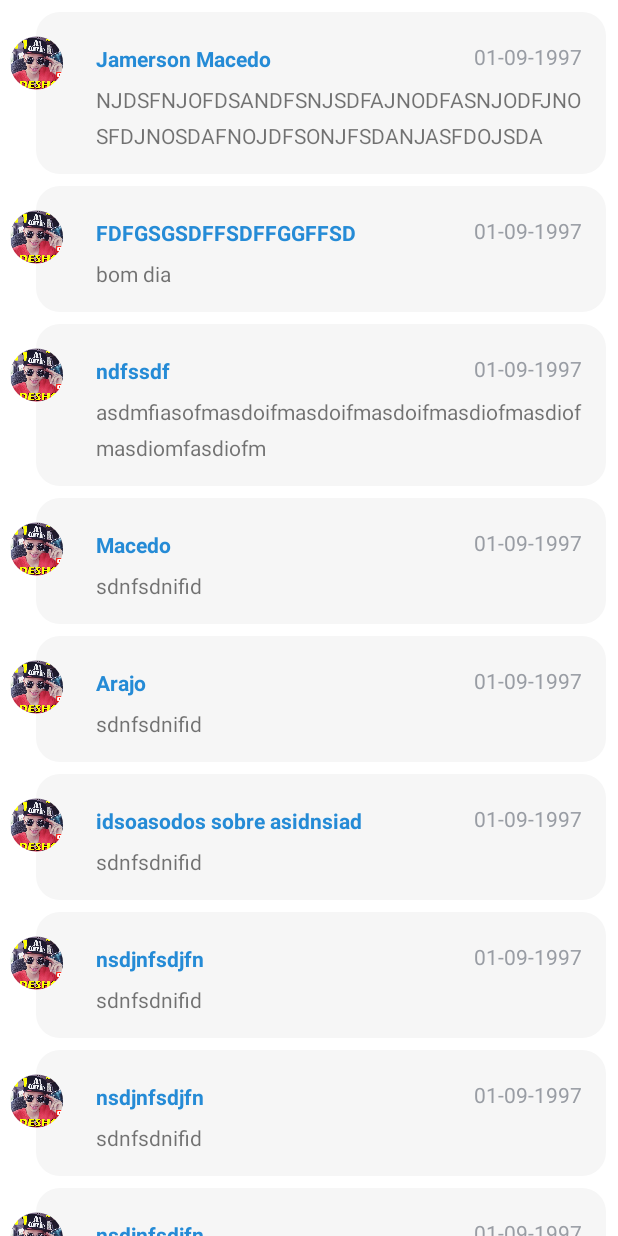
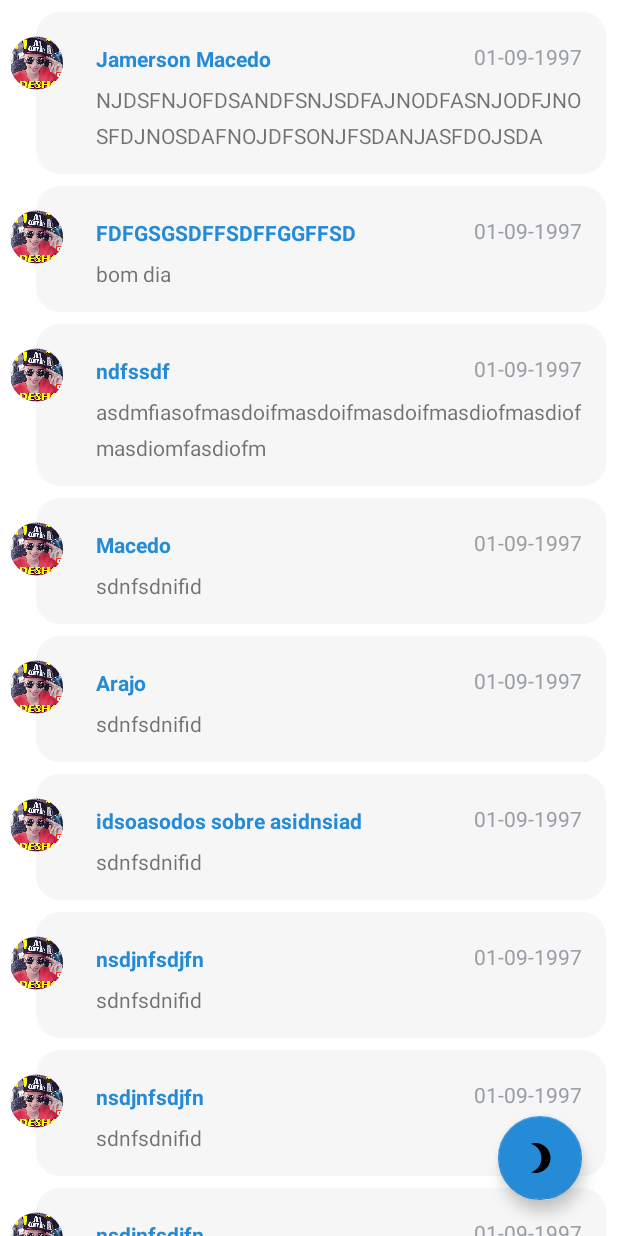
Before and after one commit to jamerson-macedo/RecyclerViewAnimado, an Android app: the screen it shows after launch (MainActivity), on a phone screen of 412 x 824 dp. Run offline under Robolectric (Android 15) with nearby library versions, the phone set to English and light mode, and no system bars; our stand-ins replace CircleImageView.

Commit message:
adicionado o fab

```diff
--- a/app/build.gradle
+++ b/app/build.gradle
@@ -27,5 +27,6 @@ dependencies {
     androidTestImplementation 'com.android.support.test.espresso:espresso-core:3.0.2'
     implementation 'com.android.support:recyclerview-v7:28.0.0'
     implementation 'de.hdodenhof:circleimageview:3.0.0'
+    implementation 'com.android.support:design:28.0.0'
 
 }
--- /dev/null
+++ b/app/src/main/res/drawable/cardbgpreto.xml
@@ -0,0 +1,5 @@
+<?xml version="1.0" encoding="utf-8"?>
+<shape xmlns:android="http://schemas.android.com/apk/res/android">
+    <solid android:color="@color/card_bg_preto"/>
+    <corners android:radius="16dp"/>
+</shape>
--- /dev/null
+++ b/app/src/main/res/drawable/ic_brightness_3_black_24dp.xml
@@ -0,0 +1,9 @@
+<vector xmlns:android="http://schemas.android.com/apk/res/android"
+        android:width="24dp"
+        android:height="24dp"
+        android:viewportWidth="24.0"
+        android:viewportHeight="24.0">
+    <path
+        android:fillColor="#FF000000"
+        android:pathData="M9,2c-1.05,0 -2.05,0.16 -3,0.46 4.06,1.27 7,5.06 7,9.54 0,4.48 -2.94,8.27 -7,9.54 0.95,0.3 1.95,0.46 3,0.46 5.52,0 10,-4.48 10,-10S14.52,2 9,2z"/>
+</vector>
--- a/app/src/main/res/layout/activity_main.xml
+++ b/app/src/main/res/layout/activity_main.xml
@@ -5,7 +5,8 @@
     android:layout_width="match_parent"
     android:layout_height="match_parent"
     tools:context=".MainActivity"
-    android:background="#fff">
+    android:background="@color/branco"
+    android:id="@+id/constraint">
 
     <android.support.v7.widget.RecyclerView
         android:id="@+id/recyclerview"
@@ -17,4 +18,16 @@
         app:layout_constraintEnd_toEndOf="parent"
         app:layout_constraintStart_toStartOf="parent"
         app:layout_constraintTop_toTopOf="parent" />
+
+    <android.support.design.widget.FloatingActionButton
+        android:layout_width="wrap_content"
+        android:id="@+id/fab"
+        android:layout_height="wrap_content"
+        android:src="@drawable/ic_brightness_3_black_24dp"
+        android:layout_marginEnd="24dp"
+        android:layout_marginRight="24dp"
+        android:layout_marginBottom="24dp"
+        app:layout_constraintBottom_toBottomOf="parent"
+        app:layout_constraintEnd_toEndOf="parent" />
+
 </android.support.constraint.ConstraintLayout>
--- a/app/src/main/res/layout/items_view.xml
+++ b/app/src/main/res/layout/items_view.xml
@@ -4,7 +4,7 @@
     xmlns:tools="http://schemas.android.com/tools"
     android:layout_width="match_parent"
     android:layout_height="wrap_content"
-    android:background="#fff"
+
     android:layout_marginTop="8dp">
 
     <RelativeLayout
--- a/app/src/main/res/values/colors.xml
+++ b/app/src/main/res/values/colors.xml
@@ -2,10 +2,14 @@
 <resources>
     <color name="colorPrimary">#ffffff</color>
     <color name="colorPrimaryDark">#ffffff</color>
-    <color name="colorAccent">#D81B60</color>
+    <color name="colorAccent">#258bd6</color>
 
     <color name="card_bg">#f6f6f6</color>
+    <color name="card_bg_preto">#0e0e0e</color>
     <color name="titulo">#258bd6</color>
     <color name="conteudo">#999da4</color>
+    <color name="branco">#ffffff</color>
+    <color name="preto">#000000</color>
+
 
 </resources>
```
